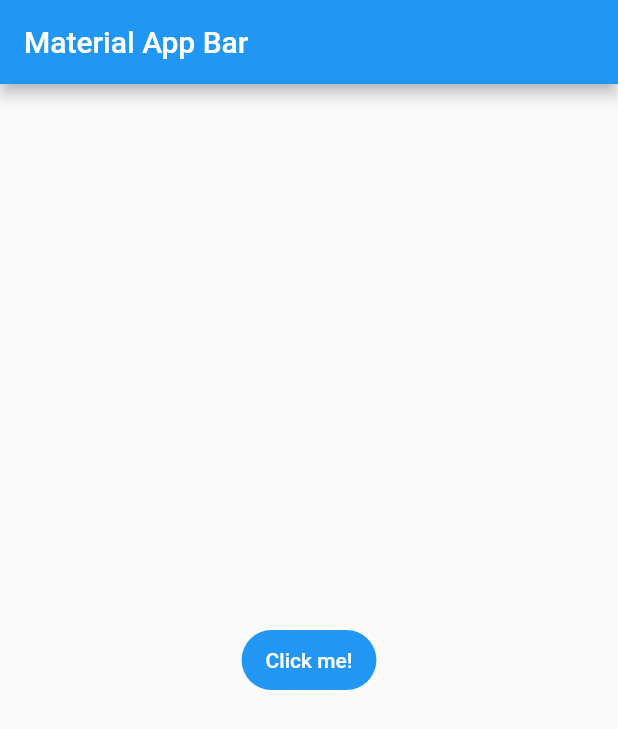
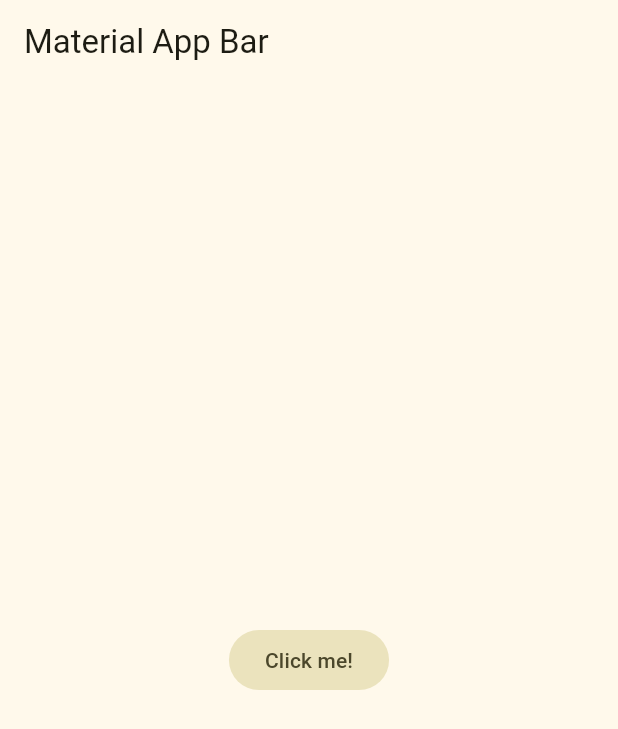
Before and after one commit to axvg/yn-app, a Flutter app: the screen it shows after launch, on a phone screen of 412 x 824 dp. Shown: the top 729 px of the screen. Run offline on Flutter 3.47's test engine with Material 2 defaults, Android fonts, the phone set to English and light mode, and no system bars.

Commit message:
app theme

```diff
--- /dev/null
+++ b/lib/config/theme/app_theme.dart
@@ -0,0 +1,26 @@
+import 'package:flutter/material.dart';
+
+const Color _customColor = Color(0xFF5C1104);
+
+const List<Color> _colorThemes = [
+  _customColor,
+  Colors.blue,
+  Colors.yellow,
+  Colors.teal,
+  Colors.orange,
+];
+
+class AppTheme {
+  final int selectedColor;
+
+  AppTheme({this.selectedColor = 0})
+      : assert(selectedColor >= 0 && selectedColor < _colorThemes.length,
+            'Colors must be between 0 and ${_colorThemes.length}');
+
+  ThemeData theme() {
+    return ThemeData(
+      useMaterial3: true,
+      colorSchemeSeed: _colorThemes[selectedColor],
+    );
+  }
+}
--- a/lib/main.dart
+++ b/lib/main.dart
@@ -1,4 +1,5 @@
 import 'package:flutter/material.dart';
+import 'package:yes_no_app/config/theme/app_theme.dart';
 
 void main() {
   runApp(const MyApp());
@@ -11,6 +12,7 @@ class MyApp extends StatelessWidget {
   Widget build(BuildContext context) {
     return MaterialApp(
       title: 'Yes No App',
+      theme: AppTheme(selectedColor: 2).theme(),
       home: Scaffold(
         appBar: AppBar(
           title: const Text('Material App Bar'),
```
